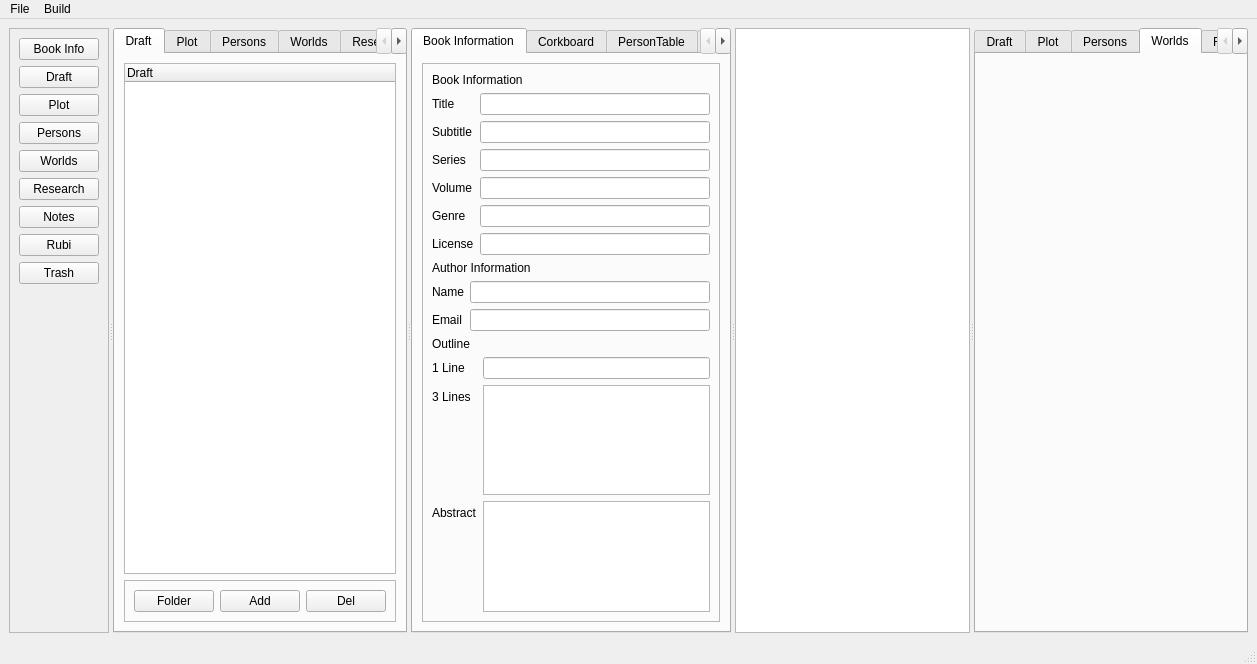
This is mainwindow.ui in NovelLab/sms-editor1 as Qt 5 draws it before an edit. The edited form follows.
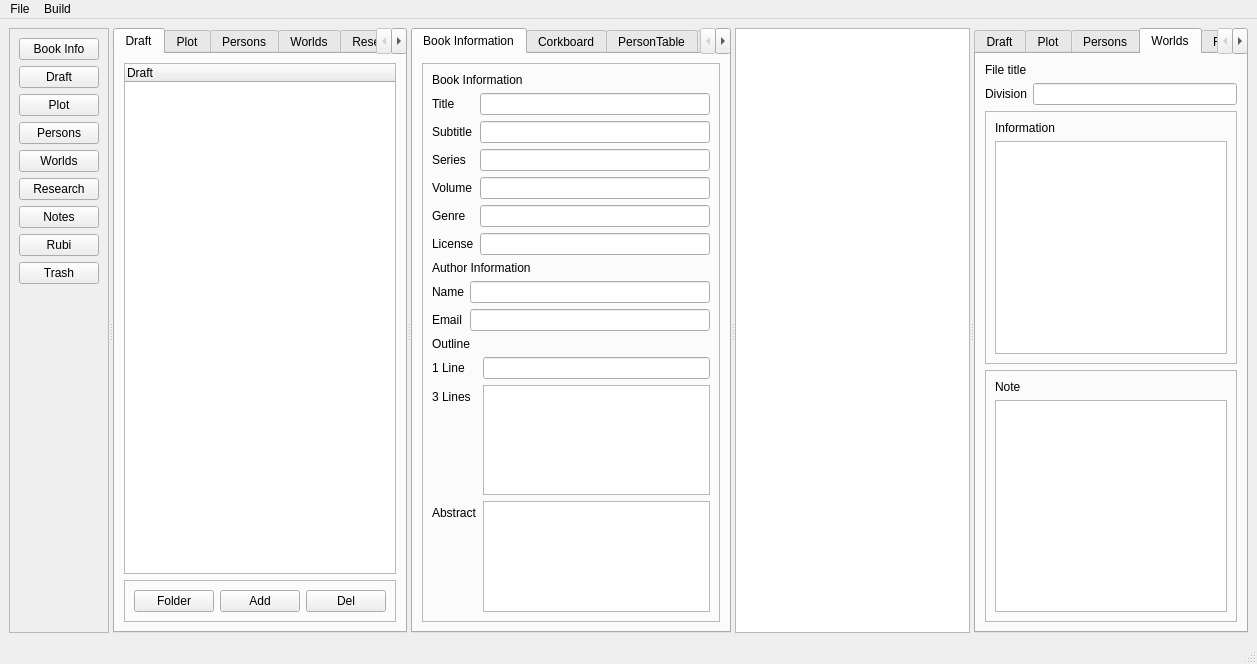
This is the edited form. The open tabs and pages were chosen to show the change. Custom widgets are drawn as their Qt base class.

Commit message: Add: world sub editor ui.

Patch:
```diff
--- a/mainwindow.ui
+++ b/mainwindow.ui
@@ -996,6 +996,73 @@
         <attribute name="title">
          <string>Worlds</string>
         </attribute>
+        <layout class="QVBoxLayout" name="verticalLayout_29">
+         <item>
+          <widget class="QLabel" name="lblWorldTitle">
+           <property name="text">
+            <string>File title</string>
+           </property>
+          </widget>
+         </item>
+         <item>
+          <layout class="QFormLayout" name="formLayout_6">
+           <item row="0" column="0">
+            <widget class="QLabel" name="label_32">
+             <property name="text">
+              <string>Division</string>
+             </property>
+            </widget>
+           </item>
+           <item row="0" column="1">
+            <widget class="QLineEdit" name="lineWorldDivision"/>
+           </item>
+          </layout>
+         </item>
+         <item>
+          <widget class="QFrame" name="frame_17">
+           <property name="frameShape">
+            <enum>QFrame::StyledPanel</enum>
+           </property>
+           <property name="frameShadow">
+            <enum>QFrame::Raised</enum>
+           </property>
+           <layout class="QVBoxLayout" name="verticalLayout_27">
+            <item>
+             <widget class="QLabel" name="label_35">
+              <property name="text">
+               <string>Information</string>
+              </property>
+             </widget>
+            </item>
+            <item>
+             <widget class="QTextEdit" name="txtEditWorldInfo"/>
+            </item>
+           </layout>
+          </widget>
+         </item>
+         <item>
+          <widget class="QFrame" name="frame_18">
+           <property name="frameShape">
+            <enum>QFrame::StyledPanel</enum>
+           </property>
+           <property name="frameShadow">
+            <enum>QFrame::Raised</enum>
+           </property>
+           <layout class="QVBoxLayout" name="verticalLayout_28">
+            <item>
+             <widget class="QLabel" name="label_36">
+              <property name="text">
+               <string>Note</string>
+              </property>
+             </widget>
+            </item>
+            <item>
+             <widget class="QTextEdit" name="txtEditWorldNote"/>
+            </item>
+           </layout>
+          </widget>
+         </item>
+        </layout>
        </widget>
        <widget class="QWidget" name="tabRubiSide">
         <attribute name="title">
```
Left out of the diff: 2 changed lines with no effect on the pictures.
